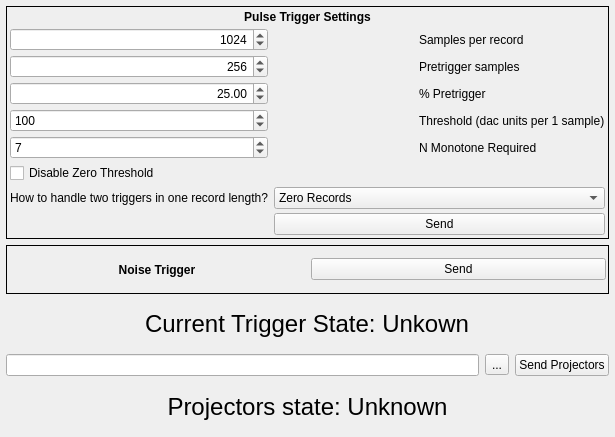
First picture: the form in dastardcommander/ui/trigger_config_simple.ui, repository usnistgov/dastardcommander, before the edit.
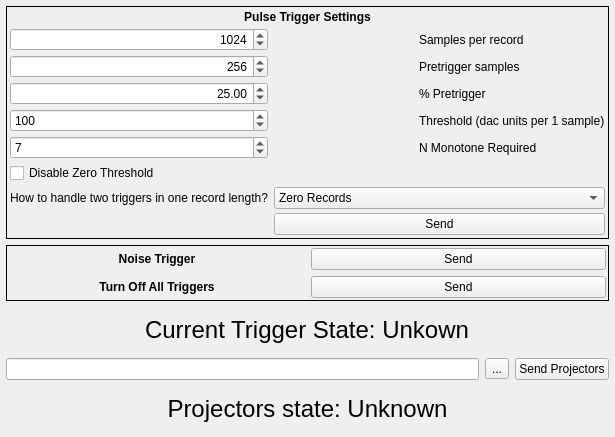
Second picture: the form after the edit.

Commit message: Add a Turn Off All Triggers button

What changed in the file:
```diff
--- a/dastardcommander/ui/trigger_config_simple.ui
+++ b/dastardcommander/ui/trigger_config_simple.ui
@@ -254,7 +254,7 @@
      <property name="frameShape">
       <enum>QFrame::Panel</enum>
      </property>
-     <layout class="QHBoxLayout" name="horizontalLayout_3">
+     <layout class="QGridLayout" name="gridLayout">
       <property name="leftMargin">
        <number>2</number>
       </property>
@@ -267,7 +267,7 @@
       <property name="bottomMargin">
        <number>2</number>
       </property>
-      <item>
+      <item row="0" column="0">
        <widget class="QLabel" name="label_20">
         <property name="font">
          <font>
@@ -283,7 +283,7 @@
         </property>
        </widget>
       </item>
-      <item>
+      <item row="0" column="1">
        <widget class="QPushButton" name="pushButton_sendNoise">
         <property name="minimumSize">
          <size>
@@ -302,6 +302,26 @@
         </property>
        </widget>
       </item>
+      <item row="1" column="0">
+       <widget class="QLabel" name="label_4">
+        <property name="text">
+         <string>&lt;html&gt;&lt;head/&gt;&lt;body&gt;&lt;p&gt;&lt;span style=&quot; font-weight:600;&quot;&gt;Turn Off All Triggers&lt;/span&gt;&lt;/p&gt;&lt;/body&gt;&lt;/html&gt;</string>
+        </property>
+        <property name="textFormat">
+         <enum>Qt::AutoText</enum>
+        </property>
+        <property name="alignment">
+         <set>Qt::AlignCenter</set>
+        </property>
+       </widget>
+      </item>
+      <item row="1" column="1">
+       <widget class="QPushButton" name="pushButton">
+        <property name="text">
+         <string>Send</string>
+        </property>
+       </widget>
+      </item>
      </layout>
     </widget>
    </item>
```
The commit also changes 1 other file.
